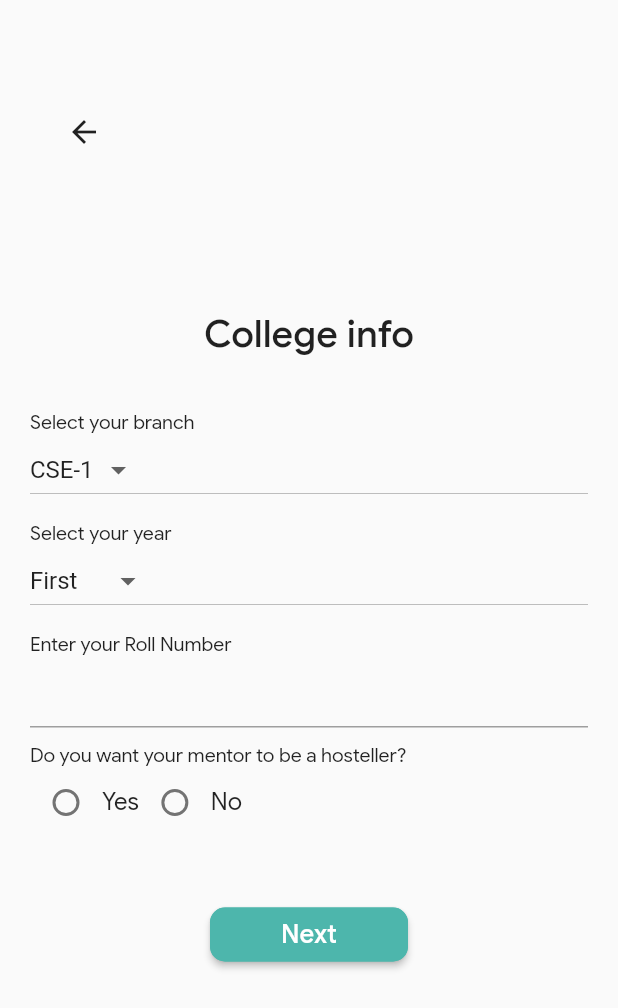
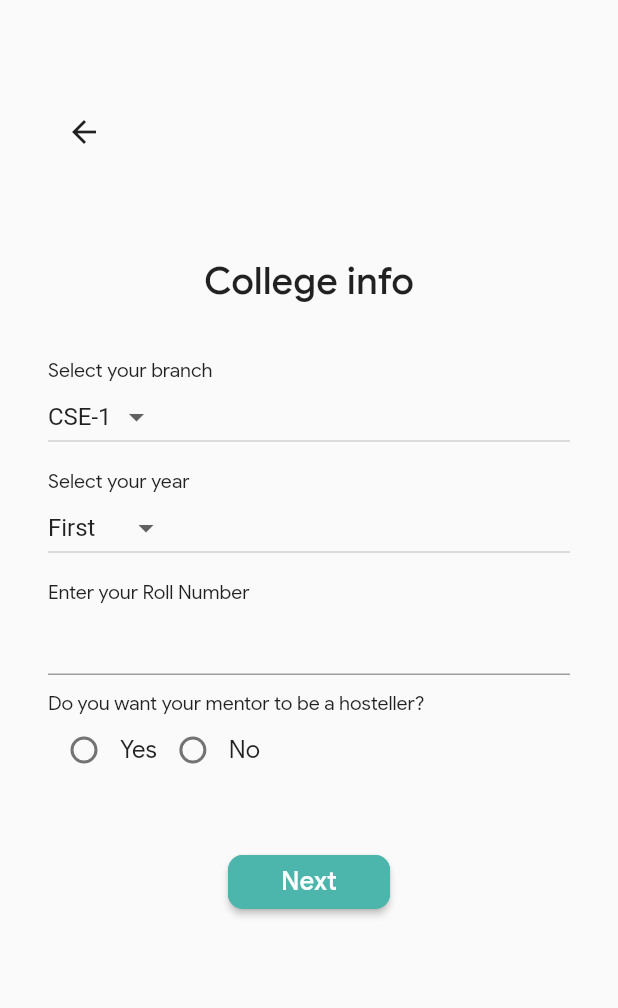
Before and after one commit to Spiral-Forge/Mentorship, a Flutter app: the RegisterForm3 screen opened directly with empty values, on a phone screen of 412 x 824 dp. Shown: the top 1008 px of the screen. Run offline on Flutter 3.47's test engine with Material 2 defaults, Android fonts, the phone set to English and light mode, and no system bars; our stand-ins replace cloud_firestore, firebase_auth, firebase_storage, flutter_spinkit, google_fonts, hexcolor and 4 more; missing offline and left inert: dart:js, flutter_mailer, multiselect_formfield; accounts and stored records are empty; network calls fail.

Commit message:
login fixed

```diff
--- a/lib/screens/authenticate/form2.dart
+++ b/lib/screens/authenticate/form2.dart
@@ -318,12 +318,9 @@ class _RegisterForm2State extends State<RegisterForm2> {
                                             height: 18.0,
                                             color: Colors.transparent),
                                       ])),
-                                )
-                                        // new Container(
-                                        ))
+                                )))
                               ]))))
             ]),
-      //),
     );
   }
 }
--- a/lib/screens/authenticate/form3.dart
+++ b/lib/screens/authenticate/form3.dart
@@ -108,17 +108,16 @@ class _RegisterForm3State extends State<RegisterForm3> {
       // ),
       body: loading
           ? Loading()
-          : SizedBox(
-               height: MediaQuery.of(context).size.height,
-               width: MediaQuery.of(context).size.width,
-              // child: Card(
-                child: SingleChildScrollView(
+          : Column(children: [
+              Expanded(
+                  child: Container(
+                      child: Padding(
+                          padding: EdgeInsets.fromLTRB(0, 0, 0, 0),
                           child: Column(
-                    children: <Widget>[
+                              crossAxisAlignment: CrossAxisAlignment.start,
+                              children: [
                                 SizedBox(height: 32),
-                    Align(
-                       alignment: Alignment.topLeft,
-                        child: Padding(
+                                Padding(
                                   padding: EdgeInsets.fromLTRB(32, 32, 0, 0),
                                   child: IconButton(
                                     icon: Icon(Icons.arrow_back),
@@ -127,15 +126,22 @@ class _RegisterForm3State extends State<RegisterForm3> {
                                     },
                                   ),
                                 ),
-                    ),
-                      new Container(
-                          padding: EdgeInsets.symmetric(vertical:60.0,horizontal: 20),
+                                SizedBox(height: 25),
+                                // Card(
+                                //   child:
+                                Expanded(
+                                    child: SizedBox(
+                                        // height: 120.0,
+                                        child: Padding(
+                                  padding: EdgeInsets.fromLTRB(32, 0, 32, 0),
                                   child: Form(
                                     key: _formKey3,
                                     child: ListView(
                                       shrinkWrap: true,
                                       children: <Widget>[
-                                new Divider(height: 35.0, color: Colors.transparent),
+                                        new Divider(
+                                            height: 35.0,
+                                            color: Colors.transparent),
                                         new Text(
                                           'College info',
                                           style: TextStyle(
@@ -145,7 +151,9 @@ class _RegisterForm3State extends State<RegisterForm3> {
                                           ),
                                           textAlign: TextAlign.center,
                                         ),
-                                new Divider(height: 35.0, color: Colors.transparent),
+                                        new Divider(
+                                            height: 35.0,
+                                            color: Colors.transparent),
                                         Text(
                                           "Select your branch",
                                           style: TextStyle(
@@ -162,7 +170,9 @@ class _RegisterForm3State extends State<RegisterForm3> {
                                                 branch = value.name;
                                               });
                                             }),
-                                new Divider(height: 10, color: Colors.transparent),
+                                        new Divider(
+                                            height: 10,
+                                            color: Colors.transparent),
                                         Text(
                                           "Select your year",
                                           style: TextStyle(
@@ -194,11 +204,15 @@ class _RegisterForm3State extends State<RegisterForm3> {
                                           keyboardType: TextInputType.number,
                                           style: TextStyle(color: Colors.grey),
                                           decoration: new InputDecoration(
-                                      enabledBorder: UnderlineInputBorder(
-                                        borderSide: BorderSide(color: Colors.grey),
+                                              enabledBorder:
+                                                  UnderlineInputBorder(
+                                                borderSide: BorderSide(
+                                                    color: Colors.grey),
                                               ),
-                                      focusedBorder: UnderlineInputBorder(
-                                        borderSide: BorderSide(color: Colors.blue),
+                                              focusedBorder:
+                                                  UnderlineInputBorder(
+                                                borderSide: BorderSide(
+                                                    color: Colors.blue),
                                               ),
                                               border: UnderlineInputBorder()),
                                           validator: (value) {
@@ -213,7 +227,9 @@ class _RegisterForm3State extends State<RegisterForm3> {
                                             });
                                           },
                                         ),
-                                new Divider(height: 10, color: Colors.transparent),
+                                        new Divider(
+                                            height: 10,
+                                            color: Colors.transparent),
                                         new Text(
                                           userMap['post'] == 'Mentor'
                                               ? "Are you a hosteller?"
@@ -247,53 +263,66 @@ class _RegisterForm3State extends State<RegisterForm3> {
                                             ),
                                           ),
                                         ]),
-                                new Divider(height: 35.0, color: Colors.transparent),
+                                        new Divider(
+                                            height: 35.0,
+                                            color: Colors.transparent),
                                         new Container(
-                                  padding: EdgeInsets.fromLTRB(120, 5, 120, 5),
+                                          padding: EdgeInsets.fromLTRB(
+                                              120, 5, 120, 5),
                                           child: RaisedButton(
                                               color: AppColors.COLOR_TEAL_LIGHT,
                                               shape: RoundedRectangleBorder(
-                                          borderRadius: BorderRadius.circular(10.0),
+                                                  borderRadius:
+                                                      BorderRadius.circular(
+                                                          10.0),
                                                   side: BorderSide(
-                                            color: AppColors.COLOR_TEAL_LIGHT,
+                                                    color: AppColors
+                                                        .COLOR_TEAL_LIGHT,
                                                   )),
                                               child: Text("Next",
                                                   style: TextStyle(
                                                       color: Colors.white,
                                                       fontSize: 17,
-                                              fontWeight: FontWeight.w600,
+                                                      fontWeight:
+                                                          FontWeight.w600,
                                                       fontFamily: 'GoogleSans'),
                                                   textAlign: TextAlign.center),
                                               onPressed: () {
-                                        if (_formKey3.currentState.validate() &&
+                                                if (_formKey3.currentState
+                                                        .validate() &&
                                                     _hostellerValue != -1) {
                                                   setState(() {
                                                     userMap['year'] = year;
                                                     userMap['branch'] = branch;
                                                     userMap['rollNo'] = rollNo;
-                                            userMap['hosteller'] = hosteller;
+                                                    userMap['hosteller'] =
+                                                        hosteller;
                                                   });
                                                   print(userMap);
                                                   Navigator.push(
                                                       context,
                                                       MaterialPageRoute(
                                                           builder: (context) =>
-                                                      RegisterForm4(userMap)));
+                                                              RegisterForm4(
+                                                                  userMap)));
                                                   // If the form is valid, display a Snackbar.
                                                   // Scaffold.of(context).showSnackBar(
                                                   //     SnackBar(content: Text('Data is in processing.')));
                                                 }
                                               }),
                                         ),
-                                new Divider(height: 18.0, color: Colors.transparent),
-                              ],
-                            ),
-                          )),
+                                        new Divider(
+                                            height: 18.0,
+                                            color: Colors.transparent),
                                       ],
                                     ),
                                   ),
-             // ),
-            ),
+                                )
+                                        // new Container(
+                                        ))
+                              ]))))
+            ]),
+      //),
     );
   }
 }
--- a/lib/screens/authenticate/form4.dart
+++ b/lib/screens/authenticate/form4.dart
@@ -342,7 +342,10 @@ class _RegisterForm4State extends State<RegisterForm4> {
                                             style: TextStyle(
                                                 color:
                                                     AppColors.COLOR_ERROR_RED,
-                                                fontSize: 14.0))
+                                                fontSize: 14.0)),
+                                        new Divider(
+                                            height: 18.0,
+                                            color: Colors.transparent),
                                       ],
                                     ),
                                   ),
```
Also changed, not shown: lib/screens/myDrawer.dart (+14 -13 lines). Lines whose indentation alone changed are shown as unchanged.
